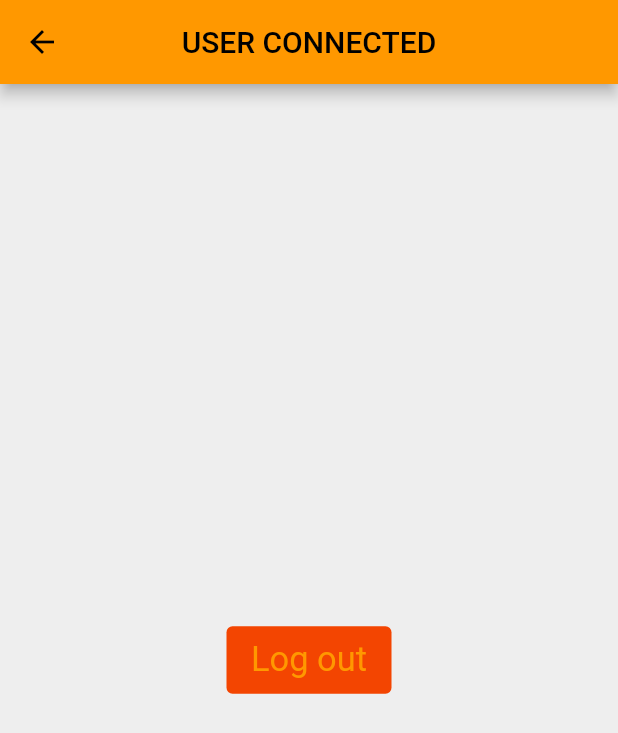
After one commit to EloiseRi/Redditech_epitech, a Flutter app: the HomePage screen opened by its route, on a phone screen of 412 x 824 dp. The commit adds this screen. Shown: the top 733 px of the screen. Run offline on Flutter 3.47's test engine with Material 2 defaults, Android fonts, the light colour scheme and no system bars; our stand-ins replace font_awesome_flutter; missing offline and left inert: draw, flutter_web_auth.

Commit message:
create a file log out and refactor

```diff
--- /dev/null
+++ b/Redditech/redditech/lib/log_out.dart
@@ -0,0 +1,37 @@
+import 'package:flutter/material.dart';
+
+class HomePage extends StatefulWidget {
+  const HomePage({Key? key, required this.name}) : super(key: key);
+  final String name;
+
+  @override
+  State<HomePage> createState() => _HomePageState();
+}
+
+class _HomePageState extends State<HomePage> {
+  @override
+  Widget build(BuildContext context) {
+    return Scaffold(
+      appBar: AppBar(
+        title: const Text("USER CONNECTED"),
+        centerTitle: true,
+      ),
+      body: Center(
+        child: Column(
+          mainAxisAlignment: MainAxisAlignment.center,
+          children: <Widget>[
+            TextButton(
+              onPressed: () => {},
+              child: const Text('Log out'),
+              style: TextButton.styleFrom(
+                textStyle: const TextStyle(fontSize: 23),
+                minimumSize: const Size(110, 45),
+                backgroundColor: const Color.fromARGB(255, 243, 69, 1),
+              ),
+            ),
+          ],
+        ),
+      ),
+    );
+  }
+}
```
Also changed, not shown: Redditech/redditech/lib/home_page.dart (+7 -4 lines), Redditech/redditech/lib/main.dart (+8 -100 lines), 4 other files.
